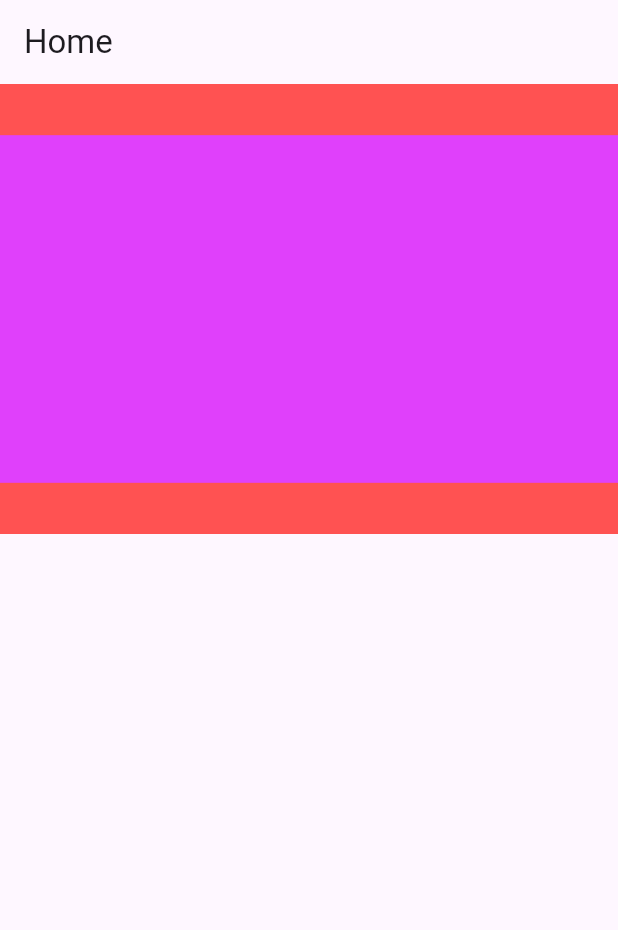
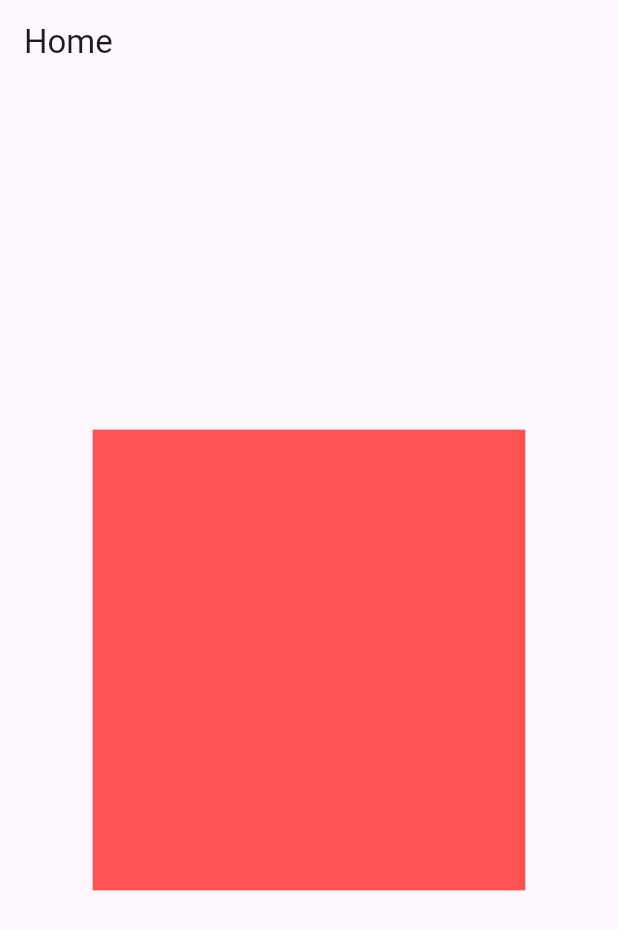
Before and after one commit to Ashraf-Samiu/Responsive_AdaptiveWidgets, a Flutter app: the screen it shows after launch, on a phone screen of 412 x 824 dp. Shown: the top 930 px of the screen. Run offline on Flutter 3.47's test engine with Material 3 defaults, Android fonts, the phone set to English and light mode, and no system bars.

```diff
--- a/lib/main.dart
+++ b/lib/main.dart
@@ -18,19 +18,17 @@ class HomeScreen extends StatelessWidget{
       appBar: AppBar(
         title: Text("Home"),
       ),
-      body: Container(
-        width: double.infinity,
-        height: 300,
-        color: Colors.redAccent,
-        alignment: Alignment.center,
-        child: AspectRatio(
-            aspectRatio: 16/9,
-            child: Container(
-              color: Colors.purpleAccent,
-            ),
+      body: Center(
+        child: FractionallySizedBox(
+          ///Width Default Size-1 (mean full)
+          ///0.7,0.5 means 70%/50% of the whole page..
+          widthFactor: 0.7,
+          heightFactor: 0.4,
+          child: Container(
+            color: Colors.redAccent,
+          ),
         ),
       ),
     );
   }
-
 }
```
